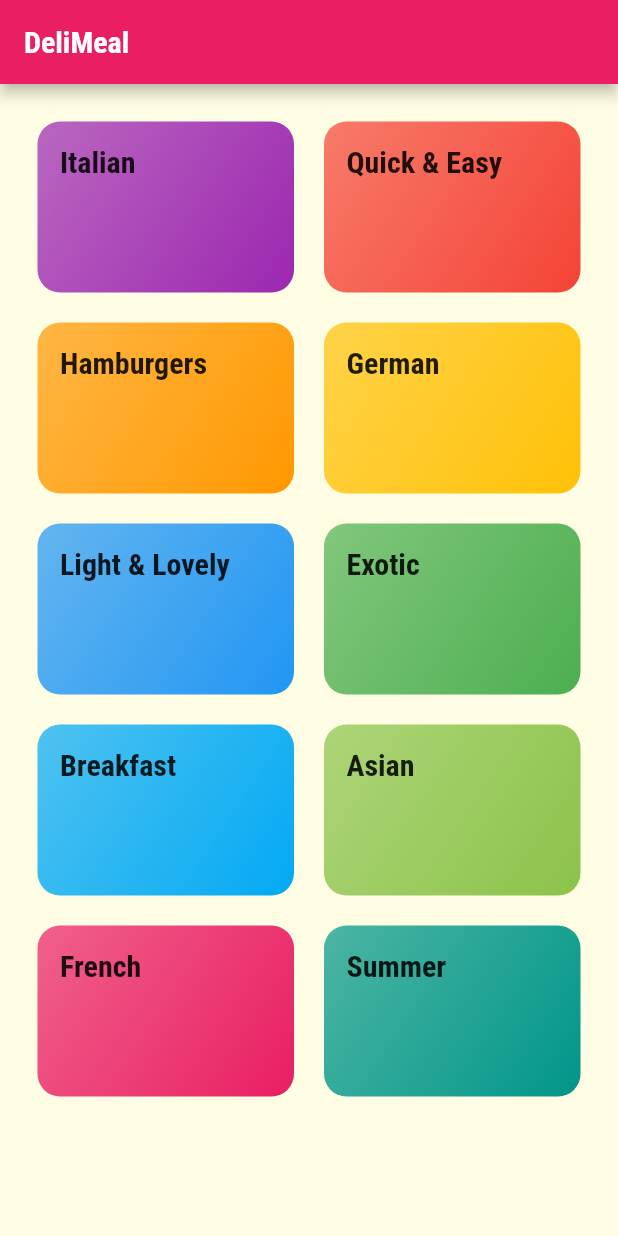
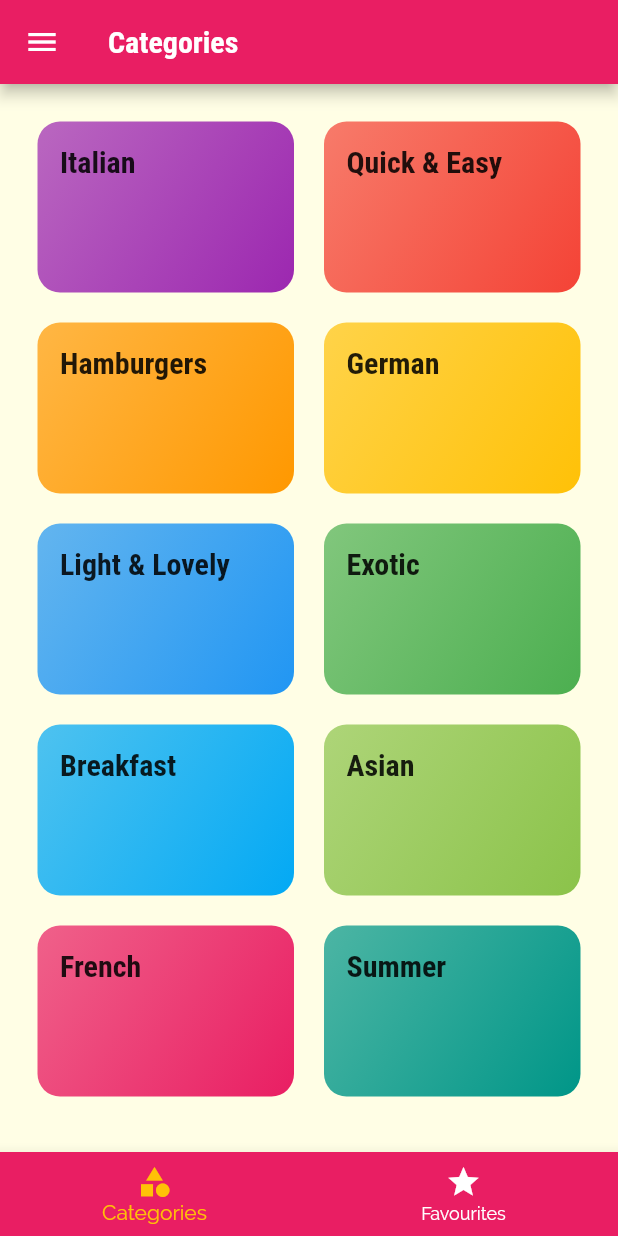
Before and after one commit to afiqaimanafr/meal-app, a Flutter app: the screen it shows after launch, on a phone screen of 412 x 824 dp. Run offline on Flutter 3.47's test engine with Material 2 defaults, Android fonts, the phone set to English and light mode, and no system bars.

Commit message:
latest ui

```diff
--- a/lib/main.dart
+++ b/lib/main.dart
@@ -1,4 +1,5 @@
 import 'package:flutter/material.dart';
+import './screens/tabs_screen.dart';
 import './screens/meal_detail_screen.dart';
 import './screens/categories_screen.dart';
 import './screens/category_meals_screen.dart';
@@ -32,7 +33,7 @@ class MyApp extends StatelessWidget {
       initialRoute: '/',
       debugShowCheckedModeBanner: false,
       routes: {
-        '/': (ctx) => CategoriesScreen(),
+        '/': (ctx) => TabsScreen(),
         CategoryMealsScreen.routeNamme: (ctx) => CategoryMealsScreen(),
         MealDetailScreen.routeName: (ctx) => MealDetailScreen(),
       },
--- a/lib/screens/categories_screen.dart
+++ b/lib/screens/categories_screen.dart
@@ -5,11 +5,7 @@ import '../dummy_data.dart';
 class CategoriesScreen extends StatelessWidget {
   @override
   Widget build(BuildContext context) {
-    return Scaffold(
-      appBar: AppBar(
-        title: const Text('DeliMeal'),
-      ),
-      body: GridView(
+    return GridView(
       padding: const EdgeInsets.all(25),
       gridDelegate: SliverGridDelegateWithMaxCrossAxisExtent(
         maxCrossAxisExtent: 200,
@@ -21,7 +17,6 @@ class CategoriesScreen extends StatelessWidget {
           .map((catData) =>
               CategoryItem(catData.id, catData.title, catData.color))
           .toList(),
-      ),
     );
   }
 }
--- /dev/null
+++ b/lib/screens/tabs_screen.dart
@@ -0,0 +1,55 @@
+import 'package:flutter/material.dart';
+import './categories_screen.dart';
+import './favourites_screen.dart';
+
+class TabsScreen extends StatefulWidget {
+  @override
+  _TabsScreenState createState() => _TabsScreenState();
+}
+
+class _TabsScreenState extends State<TabsScreen> {
+  final List<Map<String, Object>> _pages = [
+    {'page': CategoriesScreen(), 'title': 'Categories'},
+    {'page': FavouritesScreen(), 'title': 'Favourite Meals'},
+  ];
+
+  int _selectedPageIndex = 0;
+
+  void _selectPage(int index) {
+    setState(() {
+      _selectedPageIndex = index;
+    });
+  }
+
+  @override
+  Widget build(BuildContext context) {
+    return Scaffold(
+      appBar: AppBar(
+        title: Text(_pages[_selectedPageIndex]['title']),
+      ),
+      drawer: Drawer(
+        child: Text(_pages[_selectedPageIndex]['title']),
+      ),
+      body: _pages[_selectedPageIndex]['page'],
+      bottomNavigationBar: BottomNavigationBar(
+        onTap: _selectPage,
+        backgroundColor: Theme.of(context).primaryColor,
+        unselectedItemColor: Colors.white,
+        selectedItemColor: Theme.of(context).accentColor,
+        currentIndex: _selectedPageIndex,
+        // type: BottomNavigationBarType.shifting,
+        items: [
+          BottomNavigationBarItem(
+            // backgroundColor: Theme.of(context).primaryColor,
+            icon: Icon(Icons.category),
+            title: Text('Categories'),
+          ),
+          BottomNavigationBarItem(
+            icon: Icon(Icons.star),
+            title: Text('Favourites'),
+          ),
+        ],
+      ),
+    );
+  }
+}
```
Also changed, not shown: lib/screens/favourites_screen.dart (added, +10 -0 lines), lib/widgets/main_drawer.dart (added, +57 -0 lines). Lines whose indentation alone changed are shown as unchanged.
